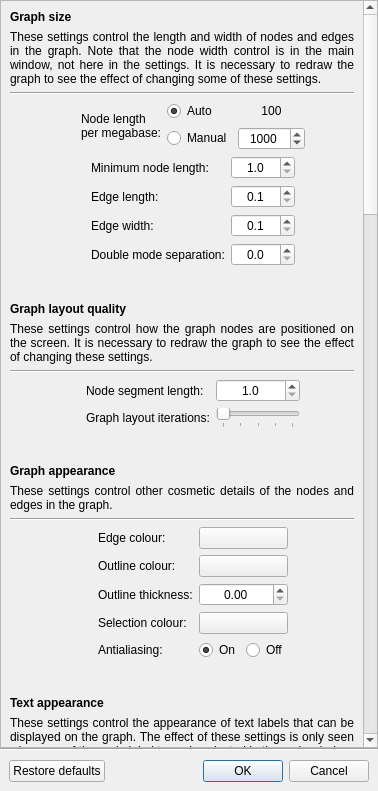
Before: the Qt Designer form ui/settingsdialog.ui in rrwick/Bandage, drawn with Qt 5.
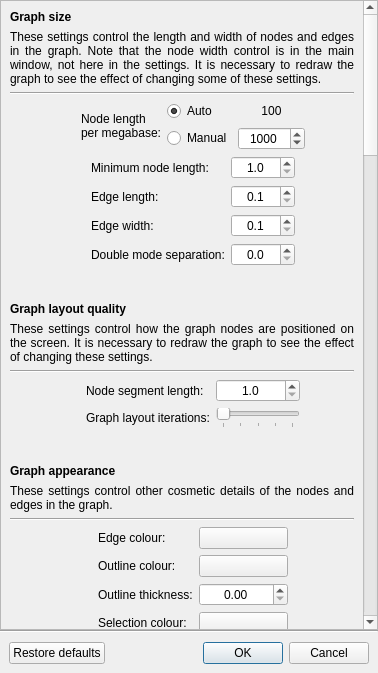
After: the same form once the commit is applied. Custom widgets are drawn as their Qt base class.

Commit message: Reduce settings window height

Diff of the .ui file:
```diff
--- a/ui/settingsdialog.ui
+++ b/ui/settingsdialog.ui
@@ -7,7 +7,7 @@
     <x>0</x>
     <y>0</y>
     <width>378</width>
-    <height>791</height>
+    <height>673</height>
    </rect>
   </property>
   <property name="windowTitle">
```
